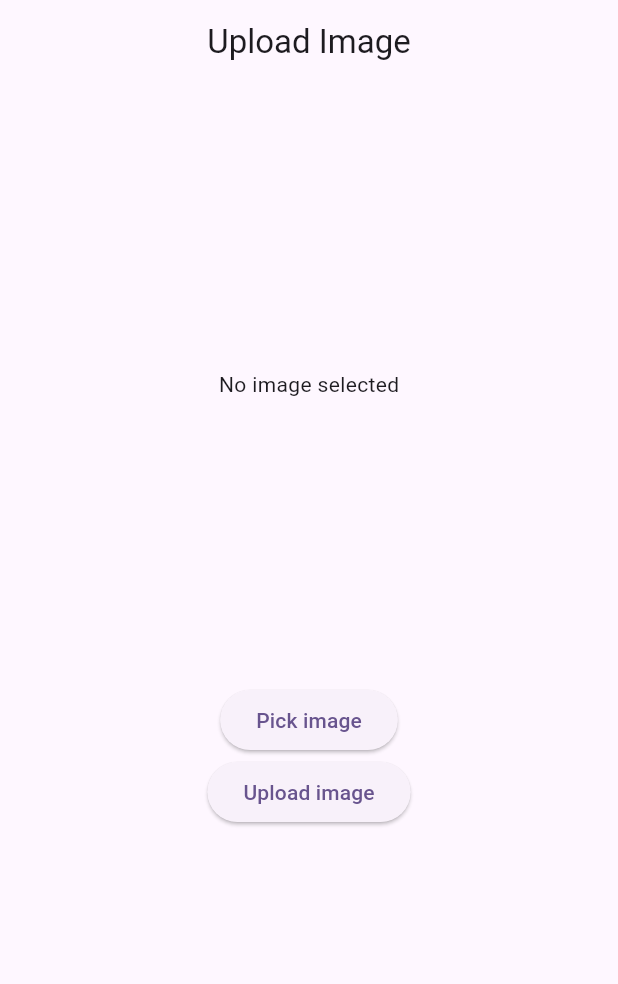
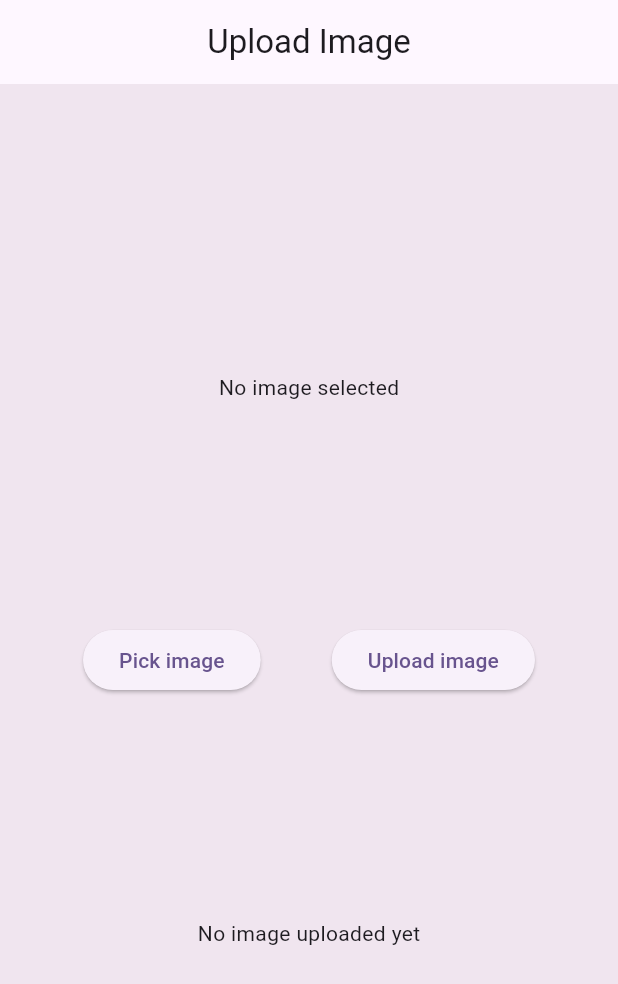
Before and after one commit to ZunairaMughal24/SupaBase-Practice-Project, a Flutter app: the screen it shows after launch, after a tap on "Upload image", on a phone screen of 412 x 824 dp. Shown: the top 984 px of the screen. Run offline on Flutter 3.47's test engine with Material 3 defaults, Android fonts, the phone set to English and light mode, and no system bars; our stand-ins replace image_picker, supabase_flutter; accounts and stored records are empty.

Commit message:
retrieved the uploaded image
retrieved the uploaded image from the storage and then showing that on the screen

```diff
--- a/supabase_project/lib/Authentication/_gate.dart
+++ b/supabase_project/lib/Authentication/_gate.dart
@@ -6,8 +6,8 @@
  */
 import 'package:flutter/material.dart';
 import 'package:supabase_flutter/supabase_flutter.dart';
-import 'package:supabase_project/Pages/loginPage.dart';
-import 'package:supabase_project/Pages/profilePage.dart';
+import 'package:supabase_project/Pages/AuthPages/loginPage.dart';
+import 'package:supabase_project/Pages/AuthPages/profilePage.dart';
 
 
 class AuthGate extends StatelessWidget {
--- a/supabase_project/lib/Pages/loginPage.dart
+++ b/supabase_project/lib/Pages/AuthPages/loginPage.dart
@@ -1,6 +1,6 @@
 import 'package:flutter/material.dart';
 import 'package:supabase_project/Authentication/authService.dart';
-import 'package:supabase_project/Pages/registerPage.dart';
+import 'package:supabase_project/Pages/AuthPages/registerPage.dart';
 
 class LoginPage extends StatefulWidget {
   const LoginPage({super.key});
--- a/supabase_project/lib/Pages/uploadPage.dart
+++ b/supabase_project/lib/Pages/uploadPage.dart
@@ -35,8 +35,11 @@ class _UploadpageState extends State<Uploadpage> {
     }
   }
 
-//*upload the image
-  Future uploadImage() async {
+//*upload the image in storage and show the image on the screen
+// To store the image URL
+  String? imageUrl;
+
+  Future uploadAndShowImage() async {
     if (_imageFile == null) return;
     //generate a unique file name
     final fileName = DateTime.now().microsecondsSinceEpoch.toString();
@@ -52,20 +55,30 @@ class _UploadpageState extends State<Uploadpage> {
         .upload(path, _imageFile!)
         .then((value) => ScaffoldMessenger.of(context).showSnackBar(
             const SnackBar(content: Text("Image uploaded successfully"))));
+
+    //now lets retrieve the image we uploaded in Storage
+    String url =
+        Supabase.instance.client.storage.from("images").getPublicUrl(path);
+    //show success and update the ui
+    setState(() {
+      imageUrl = url;
+    });
   }
 
   @override
   Widget build(BuildContext context) {
     return Scaffold(
+      backgroundColor: const Color.fromARGB(255, 240, 229, 239),
       appBar: AppBar(
         title: const Center(child: Text("Upload Image")),
       ),
       body: Center(
+        child: SingleChildScrollView(
           child: Column(
             children: [
               //image preview
               SizedBox(
-              height: 400,
+                height: 300,
                 width: MediaQuery.of(context).size.width,
                 child: _imageFile != null
                     ? Image.file(
@@ -75,12 +88,34 @@ class _UploadpageState extends State<Uploadpage> {
                     : const Center(child: Text("No image selected")),
               ),
               // image picker button
+              Padding(
+                padding: const EdgeInsets.all(8.0),
+                child: Row(
+                  mainAxisAlignment: MainAxisAlignment.spaceEvenly,
+                  children: [
                     ElevatedButton(
                         onPressed: pickImage, child: const Text("Pick image")),
                     //button to upload image
                     ElevatedButton(
-                onPressed: uploadImage, child: const Text("Upload image")),
+                        onPressed: uploadAndShowImage,
+                        child: const Text("Upload image")),
                   ],
+                ),
+              ),
+
+              //displaying the uploaded image
+              SizedBox(
+                height: 300,
+                width: MediaQuery.of(context).size.width,
+                child: imageUrl != null
+                    ? Image.network(
+                        imageUrl!,
+                        fit: BoxFit.cover,
+                      )
+                    : Center(child: const Text("No image uploaded yet")),
+              ),
+            ],
+          ),
         ),
       ),
     );
--- a/supabase_project/lib/main.dart
+++ b/supabase_project/lib/main.dart
@@ -1,7 +1,6 @@
 import 'package:flutter/material.dart';
 import 'package:supabase_flutter/supabase_flutter.dart';
 
-import 'package:supabase_project/Pages/notesPage.dart';
 import 'package:supabase_project/Pages/uploadPage.dart';
 
 void main() async {
```
Also changed, not shown: supabase_project/lib/Pages/AuthPages/profilePage.dart (renamed from supabase_project/lib/Pages/profilePage.dart), supabase_project/lib/Pages/AuthPages/registerPage.dart (renamed from supabase_project/lib/Pages/registerPage.dart). Lines whose indentation alone changed are shown as unchanged.
